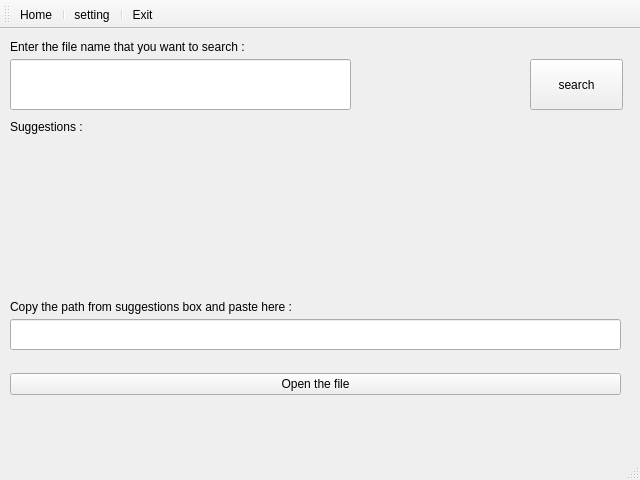
First picture: the form in TarheAslieProjeBaJs/SEARCH.ui, repository imanshafiei540/BeforNewYearProject, before the edit.
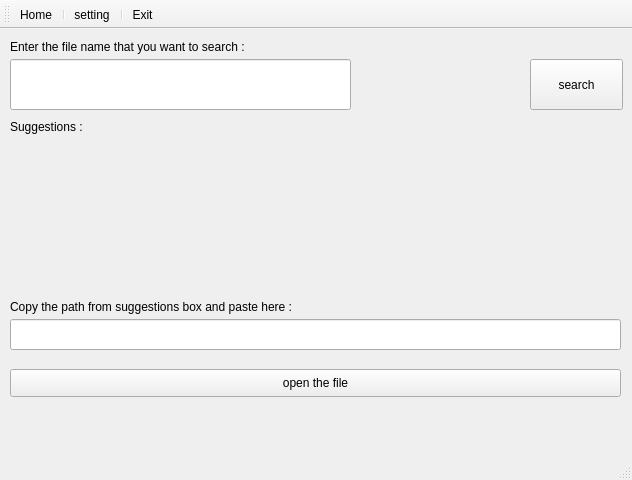
Second picture: the form after the edit. Icons and pictures are not drawn.

Commit message: New Project with linked search and new ui in run-new.py

The edit to the form file:
```diff
--- a/TarheAslieProjeBaJs/SEARCH.ui
+++ b/TarheAslieProjeBaJs/SEARCH.ui
@@ -6,7 +6,7 @@
    <rect>
     <x>0</x>
     <y>0</y>
-    <width>640</width>
+    <width>632</width>
     <height>480</height>
    </rect>
   </property>
@@ -14,25 +14,6 @@
    <string>MainWindow</string>
   </property>
   <widget class="QWidget" name="centralwidget">
-   <widget class="QWidget" name="verticalLayoutWidget">
-    <property name="geometry">
-     <rect>
-      <x>10</x>
-      <y>340</y>
-      <width>611</width>
-      <height>31</height>
-     </rect>
-    </property>
-    <layout class="QVBoxLayout" name="verticalLayout">
-     <item>
-      <widget class="QPushButton" name="pushButton">
-       <property name="text">
-        <string>Open the file</string>
-       </property>
-      </widget>
-     </item>
-    </layout>
-   </widget>
    <widget class="QLineEdit" name="lineEdit_2">
     <property name="geometry">
      <rect>
@@ -118,6 +99,19 @@
      <string/>
     </property>
    </widget>
+   <widget class="QPushButton" name="pushButton">
+    <property name="geometry">
+     <rect>
+      <x>10</x>
+      <y>340</y>
+      <width>611</width>
+      <height>28</height>
+     </rect>
+    </property>
+    <property name="text">
+     <string>open the file</string>
+    </property>
+   </widget>
   </widget>
   <widget class="QStatusBar" name="statusbar"/>
   <widget class="QToolBar" name="toolBar">
```
Left out of the diff: 6 changed lines with no effect on the pictures. The commit also changes 5 other files.
